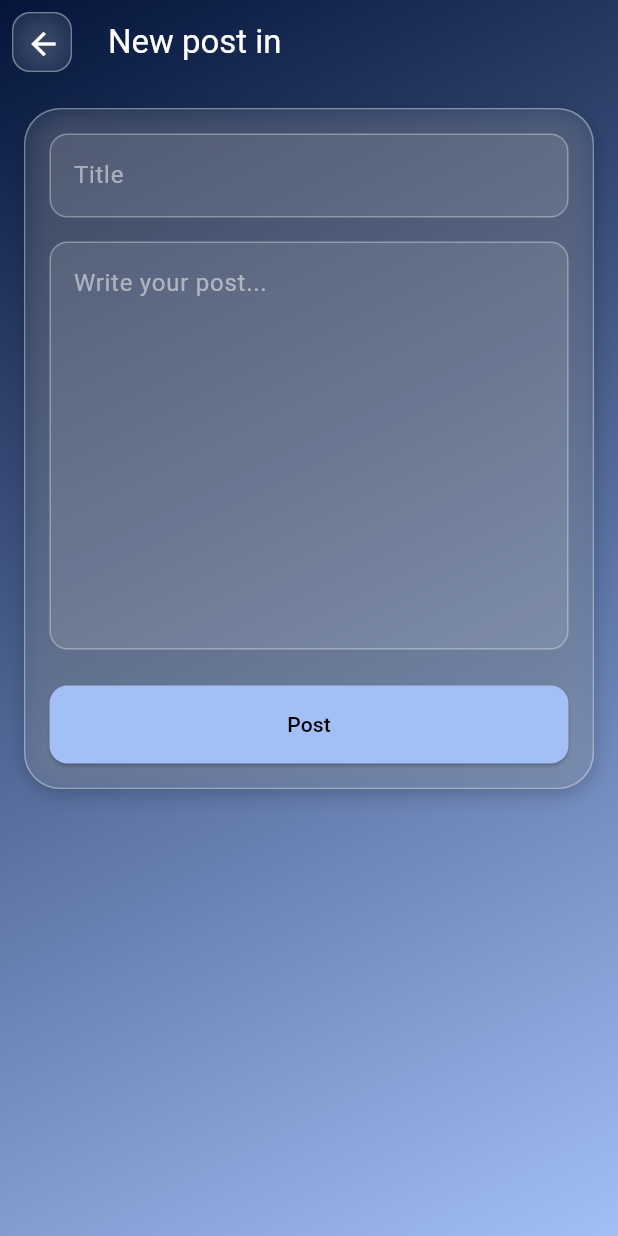
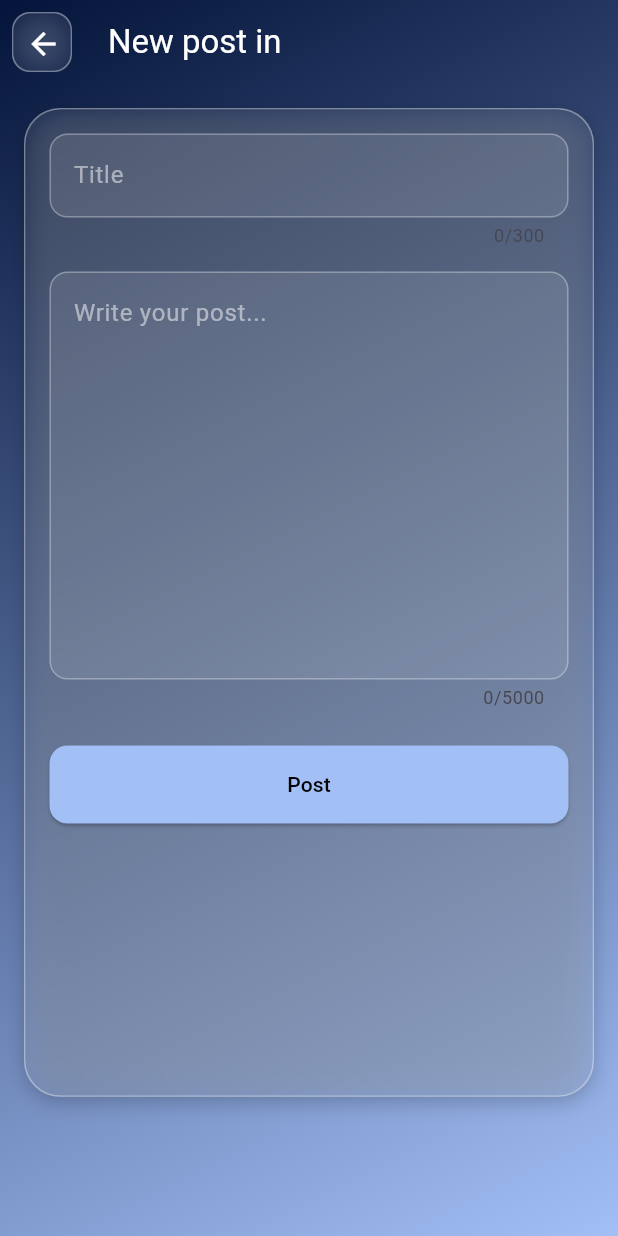
Before and after one commit to KTT-Projects/ocs_app, a Flutter app: the CreatePostPage screen opened directly with empty values, on a phone screen of 412 x 824 dp. Run offline on Flutter 3.47's test engine with Material 3 defaults, Android fonts, the phone set to English and light mode, and no system bars; our stand-ins replace circle_nav_bar, google_fonts, image_picker, shared_preferences; accounts and stored records are empty.

```diff
--- a/app/lib/l10n/app_localizations.dart
+++ b/app/lib/l10n/app_localizations.dart
@@ -474,7 +474,7 @@ abstract class AppLocalizations {
   /// Error message when display name is too long
   ///
   /// In en, this message translates to:
-  /// **'Display name must be less than 100 characters'**
+  /// **'Display name must be less than 30 characters'**
   String get displayNameTooLong;
 
   /// Title for the community features section
@@ -956,6 +956,36 @@ abstract class AppLocalizations {
   /// In en, this message translates to:
   /// **'New post to...'**
   String get newPostTo;
+
+  /// Success message when a feed is created
+  ///
+  /// In en, this message translates to:
+  /// **'Feed created successfully'**
+  String get feedCreatedSuccess;
+
+  /// Error message when post title is too long
+  ///
+  /// In en, this message translates to:
+  /// **'Title must be less than 300 characters'**
+  String get titleTooLong;
+
+  /// Error message when post content is too long
+  ///
+  /// In en, this message translates to:
+  /// **'Content must be less than 5000 characters'**
+  String get contentTooLong;
+
+  /// Error message when feed description is too long
+  ///
+  /// In en, this message translates to:
+  /// **'Description must be less than 1000 characters'**
+  String get descriptionTooLong;
+
+  /// Error message when feed rules are too long
+  ///
+  /// In en, this message translates to:
+  /// **'Rules must be less than 1000 characters'**
+  String get rulesTooLong;
 }
 
 class _AppLocalizationsDelegate
--- a/app/lib/pages/create_post_page.dart
+++ b/app/lib/pages/create_post_page.dart
@@ -131,6 +131,9 @@ class _CreatePostPageState extends State<CreatePostPage> {
               child: Form(
                 key: _formKey,
                 child: Container(
+                  constraints: BoxConstraints(
+                    minHeight: MediaQuery.of(context).size.height * 0.8,
+                  ),
                   decoration: BoxDecoration(
                     color: Theme.of(context).colorScheme.background.withOpacity(0.2),
                     borderRadius: BorderRadius.circular(24),
@@ -155,6 +158,7 @@ class _CreatePostPageState extends State<CreatePostPage> {
                           children: [
                             TextFormField(
                               controller: _titleController,
+                              maxLength: 300,
                               decoration: InputDecoration(
                                 hintText: 'Title',
                                 hintStyle: TextStyle(
@@ -186,12 +190,16 @@ class _CreatePostPageState extends State<CreatePostPage> {
                                 if (value == null || value.isEmpty) {
                                   return 'Please enter a title';
                                 }
+                                if (value.length > 300) {
+                                  return AppLocalizations.of(context)!.titleTooLong;
+                                }
                                 return null;
                               },
                             ),
                             const SizedBox(height: 16),
                             TextFormField(
                               controller: _contentController,
+                              maxLength: 5000,
                               decoration: InputDecoration(
                                 hintText: 'Write your post...',
                                 hintStyle: TextStyle(
@@ -223,6 +231,9 @@ class _CreatePostPageState extends State<CreatePostPage> {
                               validator: (value) {
                                 if (value == null || value.isEmpty) {
                                   return 'Please enter some content';
+                                }
+                                if (value.length > 5000) {
+                                  return AppLocalizations.of(context)!.contentTooLong;
                                 }
                                 return null;
                               },
--- a/app/lib/pages/forgot_password_page.dart
+++ b/app/lib/pages/forgot_password_page.dart
@@ -46,7 +46,8 @@ class _ForgotPasswordPageState extends State<ForgotPasswordPage> {
         SnackBar(
           content: Text(message),
           duration: Duration(seconds: seconds),
-          backgroundColor: isError ? Theme.of(context).colorScheme.error : null,
+          backgroundColor:
+              isError ? Theme.of(context).colorScheme.error : Colors.green,
         ),
       );
     }
--- a/app/lib/pages/login_page.dart
+++ b/app/lib/pages/login_page.dart
@@ -46,7 +46,8 @@ class _LoginPageState extends State<LoginPage> {
         SnackBar(
           content: Text(message),
           duration: Duration(seconds: seconds),
-          backgroundColor: isError ? Theme.of(context).colorScheme.error : null,
+          backgroundColor:
+              isError ? Theme.of(context).colorScheme.error : Colors.green,
         ),
       );
     }
--- a/app/lib/pages/reset_password_page.dart
+++ b/app/lib/pages/reset_password_page.dart
@@ -41,7 +41,8 @@ class _ResetPasswordPageState extends State<ResetPasswordPage> {
         SnackBar(
           content: Text(message),
           duration: Duration(seconds: seconds),
-          backgroundColor: isError ? Theme.of(context).colorScheme.error : null,
+          backgroundColor:
+              isError ? Theme.of(context).colorScheme.error : Colors.green,
         ),
       );
     }
--- a/app/lib/widgets/create_post_dialog.dart
+++ b/app/lib/widgets/create_post_dialog.dart
@@ -146,6 +146,7 @@ class _CreatePostDialogState extends State<CreatePostDialog> {
                         children: [
                           TextFormField(
                             controller: _titleController,
+                            maxLength: 300,
                             decoration: InputDecoration(
                               hintText: l10n.postTitle,
                               hintStyle: TextStyle(
@@ -177,12 +178,16 @@ class _CreatePostDialogState extends State<CreatePostDialog> {
                               if (value == null || value.isEmpty) {
                                 return l10n.titleRequired;
                               }
+                              if (value.length > 300) {
+                                return l10n.titleTooLong;
+                              }
                               return null;
                             },
                           ),
                           const SizedBox(height: 16),
                           TextFormField(
                             controller: _contentController,
+                            maxLength: 5000,
                             decoration: InputDecoration(
                               hintText: l10n.writePost,
                               hintStyle: TextStyle(
@@ -214,6 +219,9 @@ class _CreatePostDialogState extends State<CreatePostDialog> {
                             validator: (value) {
                               if (value == null || value.isEmpty) {
                                 return l10n.contentRequired;
+                              }
+                              if (value.length > 5000) {
+                                return l10n.contentTooLong;
                               }
                               return null;
                             },
```
Also changed, not shown: app/lib/l10n/app_en.arb (+21 -1 lines), app/lib/l10n/app_ja.arb (+21 -1 lines), app/lib/l10n/app_localizations_en.dart (+16 -1 lines), app/lib/l10n/app_localizations_ja.dart (+17 -1 lines), app/lib/pages/create_feed_page.dart (+18 -0 lines), app/lib/pages/feeds_page.dart (+11 -3 lines), 1 other file.
